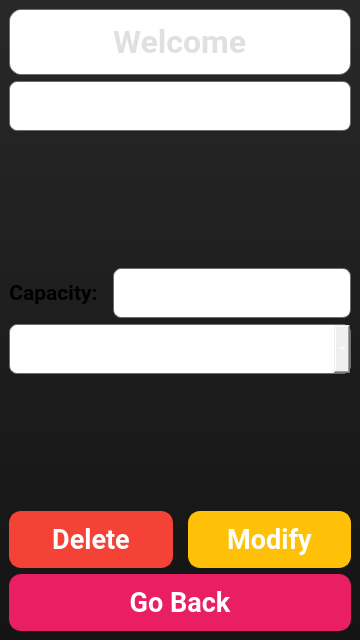
Before: the Qt Designer form MonkeyZooManager/qt/ui/area_modify.ui in woobe-studio/MonkeyZooManager, drawn with Qt 5.
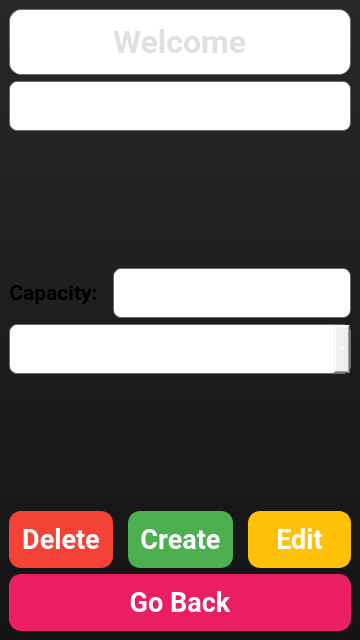
After: the same form once the commit is applied.

Commit message: added create button

What changed in the file:
```diff
--- a/MonkeyZooManager/qt/ui/area_modify.ui
+++ b/MonkeyZooManager/qt/ui/area_modify.ui
@@ -264,6 +264,45 @@
         </property>
        </widget>
       </item>
+      <item>
+       <widget class="QPushButton" name="CreateButton">
+        <property name="font">
+         <font>
+          <family>Roboto</family>
+          <pointsize>20</pointsize>
+          <bold>true</bold>
+         </font>
+        </property>
+        <property name="styleSheet">
+         <string notr="true">QPushButton {
+background-color: #4CAF50;  /* Green */
+color: #ffffff;
+border-radius: 12px;
+border: 2px solid #4CAF50;
+padding: 10px;
+font-weight: bold;
+box-shadow: 0 4px 8px rgba(0, 0, 0, 0.2), 0 0 5px rgba(255, 255, 255, 0.2); /* Shadow with border glow */
+transition: background-color 0.3s, transform 0.3s, box-shadow 0.3s;
+}
+
+QPushButton:hover {
+background-color: #45A049;  /* Darker green on hover */
+transform: scale(1.05);
+box-shadow: 0 6px 12px rgba(0, 0, 0, 0.3), 0 0 7px rgba(255, 255, 255, 0.3); /* Enhanced shadow and glow on hover */
+}
+
+QPushButton:pressed {
+background-color: #388E3C;  /* Even darker green on press */
+transform: scale(0.95);
+box-shadow: 0 2px 4px rgba(0, 0, 0, 0.2), 0 0 3px rgba(255, 255, 255, 0.2); /* Reduced shadow on press */
+}
+</string>
+        </property>
+        <property name="text">
+         <string>Create</string>
+        </property>
+       </widget>
+      </item>
       <item>
        <widget class="QPushButton" name="GoTo">
         <property name="font">
@@ -299,7 +338,7 @@
 </string>
         </property>
         <property name="text">
-         <string>Modify</string>
+         <string>Edit</string>
         </property>
        </widget>
       </item>
```
Left out of the diff: 1 changed line with no effect on the pictures.
